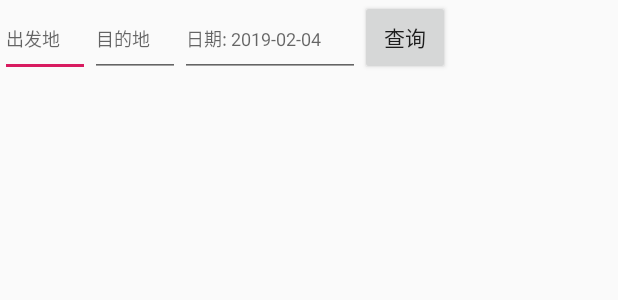
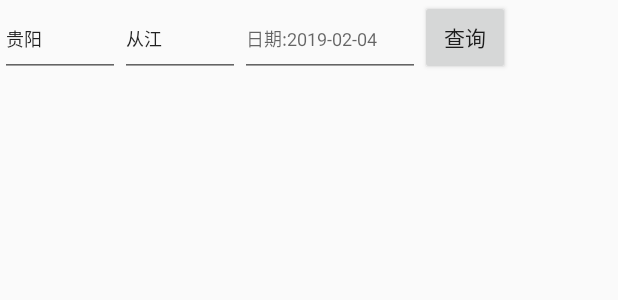
Before and after one commit to wcirq/client12306, an Android app: the layout activity_buy.xml on its own in the app's theme, with its tools: preview values and no code run, on a phone screen of 412 x 824 dp. Shown: the top 300 px of the screen. Run offline under Robolectric (Android 15) with nearby library versions, the phone set to English and light mode, and no system bars.

Commit message:
实现查票,完成乘车站，目的地，乘车时间的选择

```diff
--- a/app/src/main/java/com/wcy/client12306/adapter/TicketAdapter.java
+++ b/app/src/main/java/com/wcy/client12306/adapter/TicketAdapter.java
@@ -26,6 +26,9 @@ public class TicketAdapter extends ArrayAdapter<Ticket> {
         Ticket ticket = getItem(position);//获得当前项fruit实例
         //动态加载布局文件
         View view = LayoutInflater.from(getContext()).inflate(resourceID,parent,false);
+
+        TextView buyCode = view.findViewById(R.id.buy_code);
+        buyCode.setText(ticket.getBuyCode());
 
         TextView train_id = view.findViewById(R.id.train_id);
         train_id.setText(ticket.getTrainId());
--- a/app/src/main/res/layout/activity_buy.xml
+++ b/app/src/main/res/layout/activity_buy.xml
@@ -8,32 +8,42 @@
     tools:context=".activity.BuyActivity">
     <LinearLayout
         android:layout_width="match_parent"
-        android:layout_height="100dp"
+        android:layout_height="70dp"
+        android:focusable="true"
+        android:focusableInTouchMode="true"
         android:orientation="horizontal">
         <AutoCompleteTextView
             android:id="@+id/start_stand"
-            android:layout_width="60dp"
+            android:layout_width="80dp"
             android:layout_height="50dp"
             android:textSize="12sp"
+            android:text="贵阳"
             android:hint="出发地"
-            android:dropDownWidth="60dp"
-            android:dropDownHeight="260dp"
-            android:completionHint="请输入搜索内容"
+            android:dropDownWidth="80dp"
+            android:dropDownHeight="120dp"
+            android:dropDownAnchor="@id/start_stand"
+            android:completionHint=""
             android:completionThreshold="1"
-            android:dropDownHorizontalOffset="5dp"
-            tools:text="@tools:sample/first_names" />
+            />
         <AutoCompleteTextView
             android:id="@+id/destination_stand"
-            android:layout_width="60dp"
+            android:layout_width="80dp"
             android:layout_height="50dp"
             android:textSize="12sp"
-            android:hint="目的地"/>
+            android:text="从江"
+            android:hint="目的地"
+            android:dropDownWidth="80dp"
+            android:dropDownHeight="120dp"
+            android:dropDownAnchor="@id/destination_stand"
+            android:completionHint=""
+            android:completionThreshold="1" />
         <EditText
             android:id="@+id/go_time"
             android:layout_width="120dp"
             android:layout_height="50dp"
             android:textSize="12sp"
-            android:hint="日期: 2019-02-04"/>
+            android:focusable="false"
+            android:hint="日期:2019-02-04"/>
         <Button
             android:id="@+id/button_query"
             android:layout_width="60dp"
@@ -43,10 +53,11 @@
     <LinearLayout
         android:layout_width="match_parent"
         android:layout_height="match_parent"
-        android:orientation="vertical">
+        android:gravity="center"
+        android:orientation="horizontal">
         <ListView
             android:id="@+id/ticket_list_view"
-            android:layout_width="match_parent"
+            android:layout_width="350dp"
             android:layout_height="match_parent"
             android:dividerHeight="15dp">
         </ListView>
--- a/app/src/main/res/layout/item_buy_list.xml
+++ b/app/src/main/res/layout/item_buy_list.xml
@@ -7,6 +7,10 @@
         android:layout_width="match_parent"
         android:layout_height="30dp"
         android:orientation="horizontal">
+        <TextView
+            android:id="@+id/buy_code"
+            android:layout_width="0dp"
+            android:layout_height="0dp" />
         <TextView
             android:id="@+id/train_id"
             android:layout_width="50dp"
--- a/app/src/main/res/values/colors.xml
+++ b/app/src/main/res/values/colors.xml
@@ -13,4 +13,6 @@
     <color name="white">#FFFFFF</color>
     <color name="divider_color">#03A9F4</color>
     <color name="list_view_line">#eeeeee</color>
+    <color name="color_999999">#999999</color>
+    <color name="color_393b42">#393b42</color>
 </resources>
```
Also changed, not shown: app/src/main/java/com/wcy/client12306/activity/BuyActivity.java (+114 -17 lines), app/src/main/res/layout/item_buy_hint_list.xml (added, +10 -0 lines).
